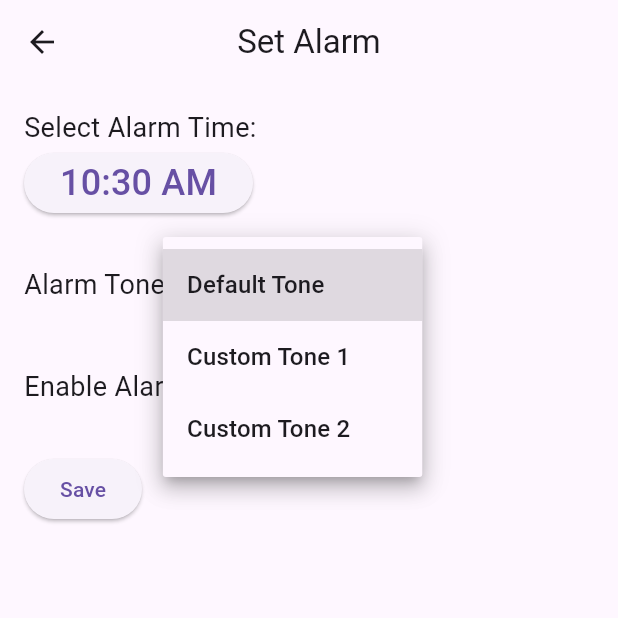
After one commit to anabraier/fitness-tracker-app, a Flutter app: the AlarmSettingScreen screen opened by its route, after a tap on "Default Tone", on a phone screen of 412 x 824 dp, the top half of it. The commit adds this screen. Run offline on Flutter 3.47's test engine with Material 3 defaults, Android fonts, the phone set to English and light mode, and no system bars; our stand-ins replace firebase_auth, firebase_core, flutter_local_notifications, fluttertoast, google_fonts, shared_preferences and 2 more; accounts and stored records are empty.

Commit message:
added button that leads to page that allows alarm creation

```diff
--- a/lib/global/common/utils.dart
+++ b/lib/global/common/utils.dart
@@ -1,6 +1,5 @@
 import 'package:flutter/material.dart';
 import 'package:google_fonts/google_fonts.dart';
-
 
 void showSnackBar(BuildContext context, String message) {
   final snackBar = SnackBar(
--- /dev/null
+++ b/lib/screens/Alarm_page.dart
@@ -0,0 +1,236 @@
+import 'dart:core';
+import 'dart:async';
+import 'package:flutter/material.dart';
+import 'package:fluttertoast/fluttertoast.dart';
+import 'package:flutter_local_notifications/flutter_local_notifications.dart';
+import 'package:timezone/data/latest.dart' as tzdata;
+import 'package:timezone/timezone.dart' as tz;
+
+class AlarmSettingScreen extends StatefulWidget {
+  @override
+  _AlarmSettingScreenState createState() => _AlarmSettingScreenState();
+}
+
+class _AlarmSettingScreenState extends State<AlarmSettingScreen> {
+  TimeOfDay _selectedTime = TimeOfDay.now();
+  bool _alarmEnabled = true;
+  String _selectedAlarmTone = 'Default Tone';
+  bool _isAlarmTime = false;
+
+  late FlutterLocalNotificationsPlugin _flutterLocalNotificationsPlugin;
+
+  // Define the _alarms list
+  List<Alarm> _alarms = [];
+
+  @override
+  void initState() {
+    super.initState();
+    _initializeLocalNotifications();
+  }
+
+  Future<void> _initializeLocalNotifications() async {
+    _flutterLocalNotificationsPlugin = FlutterLocalNotificationsPlugin();
+
+    const AndroidInitializationSettings initializationSettingsAndroid =
+    AndroidInitializationSettings('@mipmap/ic_launcher');
+
+    final InitializationSettings initializationSettings =
+    InitializationSettings(
+        android: initializationSettingsAndroid, iOS: null);
+
+    await _flutterLocalNotificationsPlugin.initialize(
+      initializationSettings,
+    );
+  }
+
+  void _showAlarmTimeToast() async {
+    if (_alarmEnabled) {
+      final now = DateTime.now();
+      final selectedDateTime = DateTime(
+        now.year,
+        now.month,
+        now.day,
+        _selectedTime.hour,
+        _selectedTime.minute,
+      );
+
+      final timeUntilAlarm = selectedDateTime.isBefore(now)
+          ? selectedDateTime.add(Duration(days: 1)).difference(now)
+          : selectedDateTime.difference(now);
+
+      Fluttertoast.showToast(
+        msg: 'Alarm set for ${_selectedTime.format(context)}\n'
+            'Alarm will ring in ${timeUntilAlarm.inHours} hours and ${timeUntilAlarm.inMinutes.remainder(60)} minutes',
+        toastLength: Toast.LENGTH_LONG,
+        gravity: ToastGravity.CENTER,
+        timeInSecForIosWeb: 5,
+        backgroundColor: Colors.deepPurple,
+        textColor: Colors.white,
+        fontSize: 16.0,
+      );
+
+      // Check if it's the alarm time
+      if (timeUntilAlarm <= Duration(seconds: 0)) {
+        setState(() {
+          _isAlarmTime = true;
+        });
+      }
+
+      // Schedule the alarm notification
+      await _scheduleAlarmNotification(timeUntilAlarm);
+    }
+  }
+
+  Future<void> _scheduleAlarmNotification(Duration timeUntilAlarm) async {
+    final String timeZoneName = tz.local.name;
+
+    final tz.TZDateTime scheduledTime =
+    tz.TZDateTime.now(tz.getLocation(timeZoneName)).add(timeUntilAlarm);
+
+    const AndroidNotificationDetails androidPlatformChannelSpecifics =
+    AndroidNotificationDetails(
+      'alarm_channel_id',
+      'Alarm Notification',
+      importance: Importance.max,
+      priority: Priority.high,
+      showWhen: false,
+    );
+
+    const NotificationDetails platformChannelSpecifics =
+    NotificationDetails(android: androidPlatformChannelSpecifics);
+
+    await _flutterLocalNotificationsPlugin.zonedSchedule(
+      0,
+      'Alarm Notification',
+      'It\'s time for your alarm!',
+      scheduledTime,
+      platformChannelSpecifics,
+      androidAllowWhileIdle: true,
+      uiLocalNotificationDateInterpretation:
+      UILocalNotificationDateInterpretation.absoluteTime,
+    );
+  }
+
+
+
+  @override
+  Widget build(BuildContext context) {
+    return Scaffold(
+      appBar: AppBar(
+        title: Text('Set Alarm'),
+        centerTitle: true,
+      ),
+      body: Padding(
+        padding: const EdgeInsets.all(16.0),
+        child: Column(
+          crossAxisAlignment: CrossAxisAlignment.start,
+          children: [
+            Text(
+              'Select Alarm Time:',
+              style: TextStyle(fontSize: 18),
+            ),
+            ElevatedButton(
+              onPressed: () {
+                // Show a time picker and set the selected time
+                showTimePicker(
+                  context: context,
+                  initialTime: _selectedTime,
+                ).then((pickedTime) {
+                  if (pickedTime != null) {
+                    setState(() {
+                      _selectedTime = pickedTime;
+                    });
+                  }
+                });
+              },
+              child: Text(
+                '${_selectedTime.format(context)}',
+                style: TextStyle(fontSize: 24),
+              ),
+            ),
+            SizedBox(height: 20),
+            Row(
+              children: [
+                Text(
+                  'Alarm Tone:',
+                  style: TextStyle(fontSize: 18),
+                ),
+                SizedBox(width: 10),
+                DropdownButton<String>(
+                  value: _selectedAlarmTone,
+                  onChanged: (value) {
+                    setState(() {
+                      _selectedAlarmTone = value!;
+                    });
+                  },
+                  items: ['Default Tone', 'Custom Tone 1', 'Custom Tone 2']
+                      .map<DropdownMenuItem<String>>((String value) {
+                    return DropdownMenuItem<String>(
+                      value: value,
+                      child: Text(value),
+                    );
+                  }).toList(),
+                ),
+              ],
+            ),
+            SizedBox(height: 20),
+            Row(
+              children: [
+                Text(
+                  'Enable Alarm:',
+                  style: TextStyle(fontSize: 18),
+                ),
+                SizedBox(width: 10),
+                Switch(
+                  value: _alarmEnabled,
+                  onChanged: (value) {
+                    setState(() {
+                      _alarmEnabled = value;
+                    });
+                  },
+                ),
+              ],
+            ),
+            SizedBox(height: 20),
+            ElevatedButton(
+              onPressed: () {
+                // Save the alarm
+                final newAlarm = Alarm(
+                  time: _selectedTime,
+                  tone: _selectedAlarmTone,
+                  enabled: _alarmEnabled,
+                );
+
+                setState(() {
+                  _alarms.add(newAlarm);
+                });
+
+                // Show the toast message
+                _showAlarmTimeToast();
+
+                // For demonstration, print the alarms
+                print(_alarms);
+
+                // Optionally, you can navigate back to the alarm management screen.
+                Navigator.pop(context);
+              },
+              child: Text('Save'),
+            ),
+          ],
+        ),
+      ),
+    );
+  }
+}
+
+class Alarm {
+  final TimeOfDay time;
+  final String tone;
+  final bool enabled;
+
+  Alarm({
+    required this.time,
+    required this.tone,
+    required this.enabled,
+  });
+}
```
Also changed, not shown: lib/Model/Model.dart (added, +42 -0 lines), lib/Provider/Provier.dart (added, +175 -0 lines), lib/main.dart (+6 -1 lines), lib/screens/Add_Alarm.dart (added, +125 -0 lines), lib/screens/homescreen.dart (+12 -4 lines), pubspec.yaml (+12 -0 lines), pubspec.lock, 5 other files.
